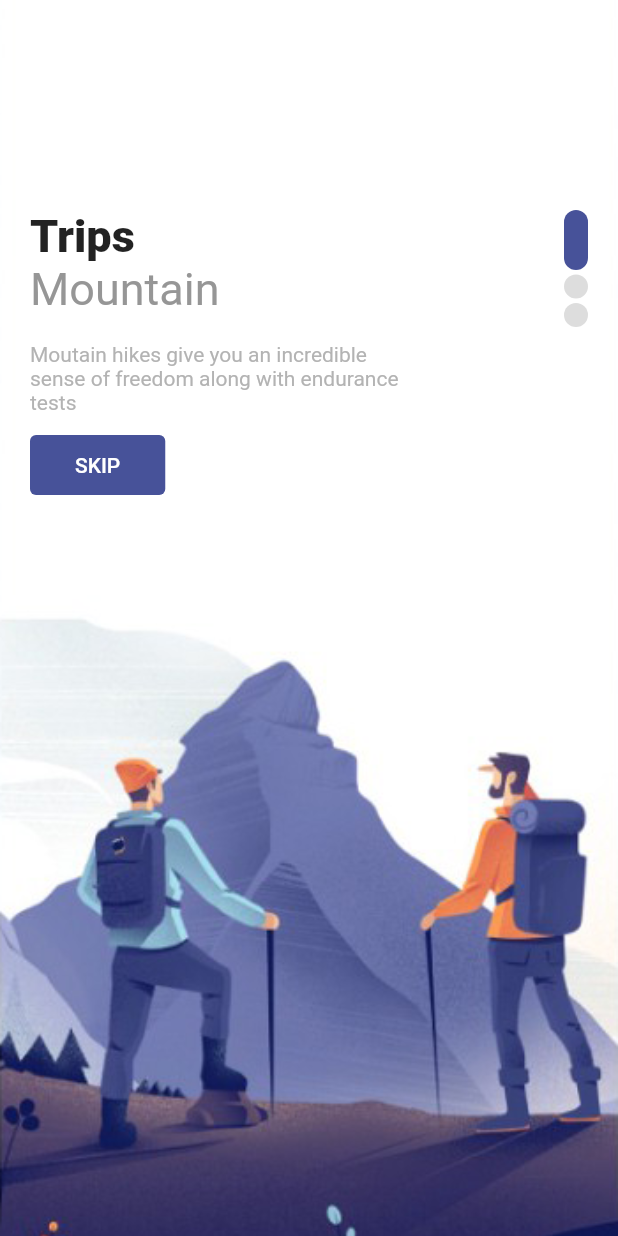
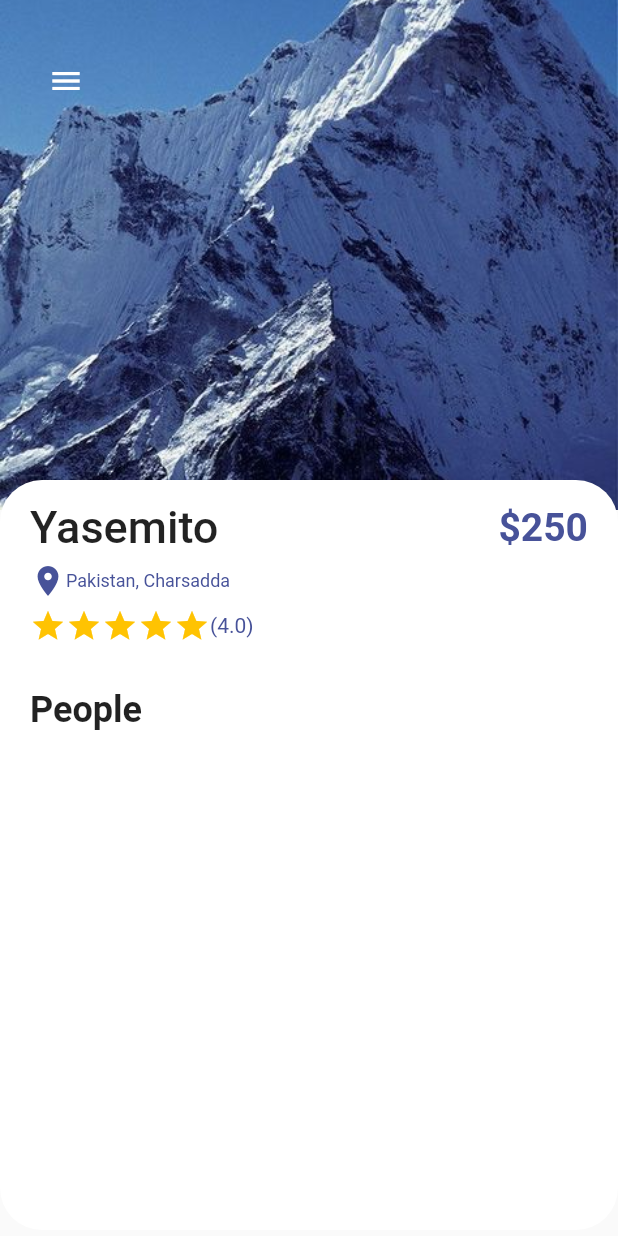
Before and after one commit to Hashimkhann1/travel_flutter_app, a Flutter app: the screen it shows after launch, on a phone screen of 412 x 824 dp. Run offline on Flutter 3.47's test engine with Material 2 defaults, Android fonts, the phone set to English and light mode, and no system bars.

Commit message:
Home Ui is updated and detailed page is updated

```diff
--- a/lib/main.dart
+++ b/lib/main.dart
@@ -1,4 +1,5 @@
 import 'package:flutter/material.dart';
+import 'package:travel_app/view/home/homePages/detail_page.dart';
 import 'package:travel_app/view/onboarding_screen/onboarding_screen.dart';
 
 void main() {
@@ -13,7 +14,8 @@ class MyApp extends StatelessWidget {
     return MaterialApp(
       debugShowCheckedModeBanner: false,
       home: SafeArea(
-          child: OnBoarding()
+          // child: OnBoarding()
+        child: DetailPage(),
       ),
     );
 }
--- a/lib/utils/colorResources.dart
+++ b/lib/utils/colorResources.dart
@@ -8,4 +8,5 @@ class ColorResources {
   static const Color lightBlue = Color(0xFF475299);
   static const Color grayColor = Color(0xFFbbbbbb);
   static const Color blackColor = Color(0xFF000000);
+  static const Color yellowColor = Color(0xFFffc302);
 }
--- /dev/null
+++ b/lib/view/home/homePages/detail_page.dart
@@ -0,0 +1,87 @@
+import 'package:flutter/material.dart';
+import 'package:travel_app/utils/colorResources.dart';
+import 'package:travel_app/widgets/app_text.dart';
+
+
+class DetailPage extends StatelessWidget {
+  const DetailPage({Key? key}) : super(key: key);
+
+  @override
+  Widget build(BuildContext context) {
+    return Scaffold(
+      body: Container(
+        width: double.maxFinite,
+        height: double.maxFinite ,
+        child: Stack(
+        children: <Widget>[
+          Positioned(
+            left: 0,
+              right: 0,
+              child: Container(
+                width: double.maxFinite,
+            height: 340,
+            decoration: BoxDecoration(
+              image: DecorationImage(
+                image: AssetImage('images/mountain.jpeg'),
+                fit: BoxFit.cover
+              )
+            ),
+          )),
+          Positioned(
+            top: 30,
+              left: 20.0,
+              child: Row(
+                children: [
+                  IconButton(onPressed: () {}, icon: Icon(Icons.menu,color: ColorResources.whiteColor,))
+                ],
+              )),
+          Positioned(
+            top: 320,
+              child: Container(
+                padding: EdgeInsets.only(left: 20.0,right: 20.0,top: 14.0),
+                width: MediaQuery.of(context).size.width,
+                height: 500,
+                decoration: BoxDecoration(
+                  borderRadius: BorderRadius.circular(28.0),
+                  color: ColorResources.whiteColor
+                ),
+                child: Column(
+                  crossAxisAlignment: CrossAxisAlignment.start,
+                  children: [
+                    Row(
+                      mainAxisAlignment: MainAxisAlignment.spaceBetween,
+                      children: [
+                        AppText(text: 'Yasemito',textSize: 30.0,textWeight: FontWeight.w500,),
+                        AppText(text: '\$250',textSize: 26.0,textWeight: FontWeight.w700,textcolor: ColorResources.lightBlue,)
+                      ],
+                    ),
+                    SizedBox(height: 6.0,),
+                    Row(
+                      children: [
+                        Icon(Icons.location_on,color: ColorResources.lightBlue,),
+                        AppText(text: 'Pakistan, Charsadda',textcolor: ColorResources.lightBlue,textSize: 12.0,)
+                      ],
+                    ),
+                    SizedBox(height: 6.0,),
+                    Row(
+                      children: [
+                        Wrap(
+                          children: List.generate(5, (index){
+                            return Icon(Icons.star,color: ColorResources.yellowColor,);
+                          }),
+                        ),
+                        AppText(text: '(4.0)',textcolor: ColorResources.lightBlue,)
+                      ],
+                    ),
+                    SizedBox(height: 30.0,),
+                    AppText(text: 'People',textSize: 24.0,textWeight: FontWeight.w600,)
+                  ],
+                ),
+              )
+          )
+          ],
+        ),
+      ),
+    );
+  }
+}
--- a/lib/view/home/mainHome.dart
+++ b/lib/view/home/mainHome.dart
@@ -10,6 +10,14 @@ class MainHome extends StatefulWidget {
 }
 
 class _MainHomeState extends State<MainHome> with TickerProviderStateMixin {
+
+  var images = {
+    "balloning.png" : "Balloning",
+    "hiking.png" : "Hiking",
+    "kayaking.png" : "Kayaking",
+    "snorkling.png" : "Snorkling"
+  };
+
   @override
   Widget build(BuildContext context) {
     TabController _tabController = TabController(length: 3, vsync: this);
@@ -40,7 +48,7 @@ class _MainHomeState extends State<MainHome> with TickerProviderStateMixin {
               ),
             ),
             const SizedBox(
-              height: 34.0,
+              height: 30.0,
             ),
             Padding(
               padding:
@@ -116,40 +124,41 @@ class _MainHomeState extends State<MainHome> with TickerProviderStateMixin {
             ),
             // SizedBox(height: 10.0,),
             Container(
-              height: 100.0,
+              height: 120.0,
               width: double.maxFinite,
               decoration: BoxDecoration(
                 // border: Border.all(color: Colors.black)
               ),
               child: ListView.builder(
-                itemCount: 6,
+                itemCount: 4,
                   scrollDirection: Axis.horizontal,
                   itemBuilder: (BuildContext , index){
                     return Column(
                       children: [
                         Container(
-                          margin: EdgeInsets.only(left: 8.0),
-                          width: 80.0,
-                          height: 80.0,
+                          margin: EdgeInsets.only(left: 11.0,right: 11.0,),
+                          width: 90.0,
+                          height: 90.0,
                           decoration: BoxDecoration(
                             borderRadius: BorderRadius.circular(22.0),
                             color: Colors.grey,
                             image: DecorationImage(
-                              image: AssetImage('images/kayaking.png'),
+                              image: AssetImage('images/'+images.keys.elementAt(index)),
                               fit: BoxFit.cover
                             ),
                           ),
                         ),
-                        Text('done')
+                        SizedBox(height: 5.0,),
+                        AppText(text: images.values.elementAt(index),textcolor: ColorResources.lightBlue,)
                       ],
                     );
                   }
               ),
             ),
-            Container(
-              color: Colors.black,
-              height: 200.0,
-            )
+            // Container(
+            //   color: Colors.black,
+            //   height: 200.0,
+            // )
           ],
         ),
       ),
```
